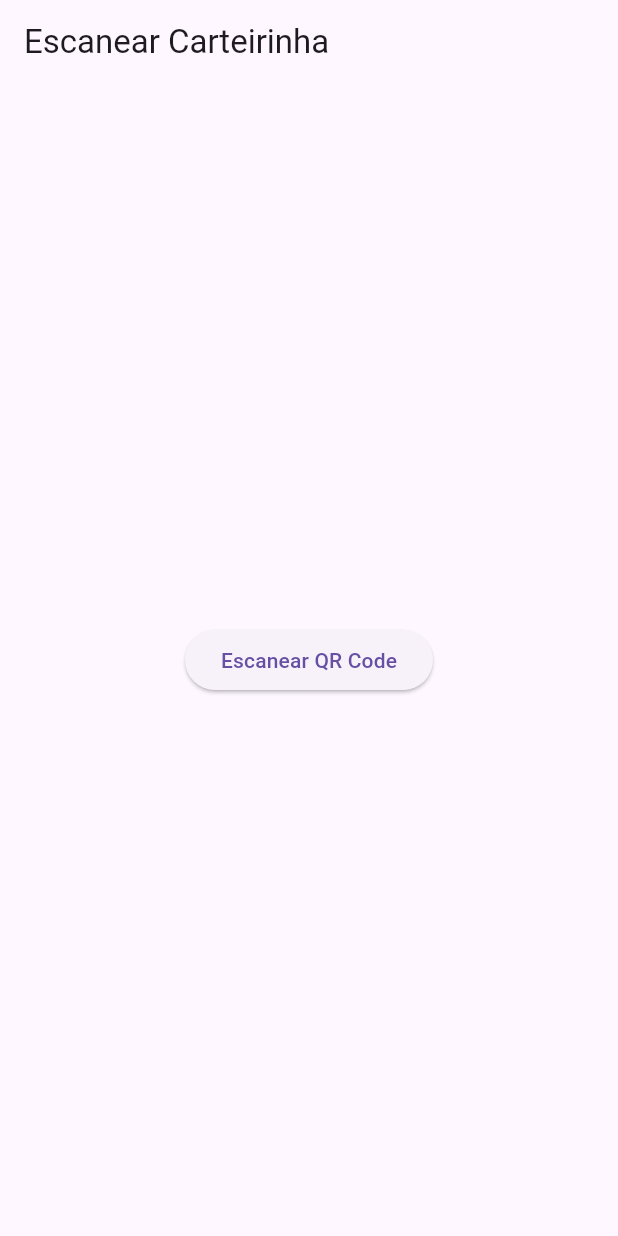
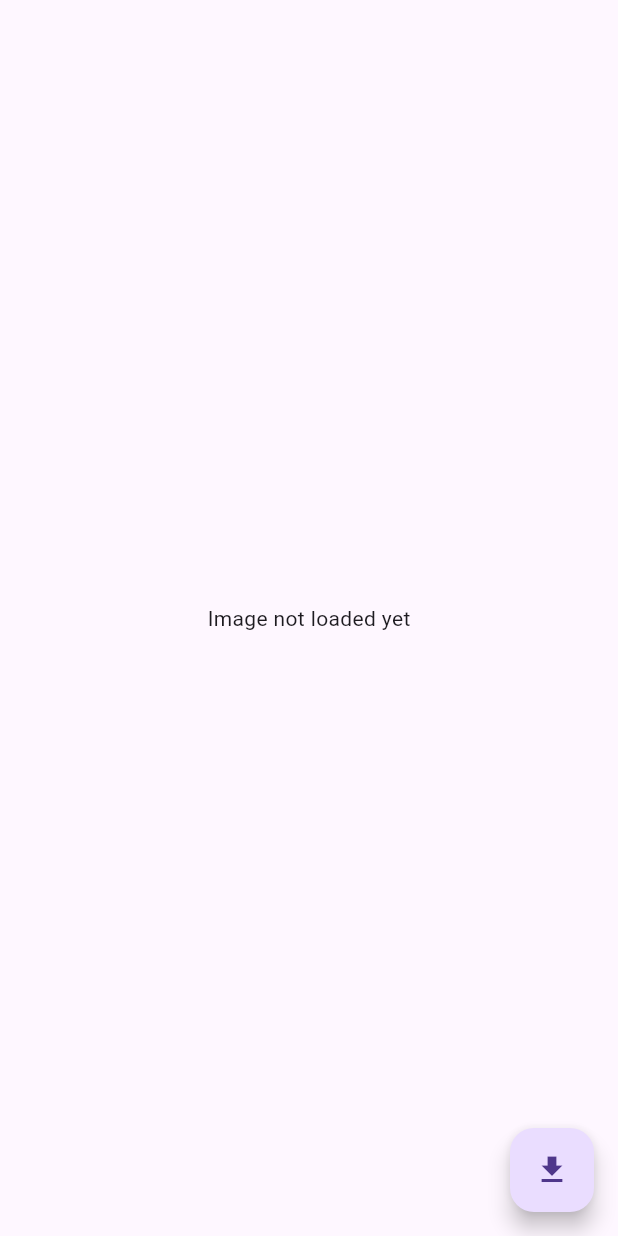
Before and after one commit to pedro-git-projects/carteirinha-digital-flutter, a Flutter app: the screen it shows after launch, on a phone screen of 412 x 824 dp. Run offline on Flutter 3.47's test engine with Material 3 defaults, Android fonts, the phone set to English and light mode, and no system bars; our stand-ins replace flutter_dotenv; missing offline and left inert: mobile_scanner.

Commit message:
qr code fetcher #5|config provider #6

```diff
--- a/lib/main.dart
+++ b/lib/main.dart
@@ -1,14 +1,20 @@
+import 'package:carteirinha_digital/qr_code_fetcher.dart';
 import 'package:carteirinha_digital/screens/qr_code_scanner_screen.dart';
+import 'package:carteirinha_digital/state/config_provider.dart';
 import 'package:carteirinha_digital/state/theme_provider.dart';
 import 'package:flutter/material.dart';
 import 'package:provider/provider.dart';
 
 void main() async {
+  final configProvider = ConfigProvider();
+  await configProvider.loadConfig();
+
   final themeProvider = ThemeProvider();
 
   runApp(
     MultiProvider(
       providers: [
+        ChangeNotifierProvider.value(value: configProvider),
         ChangeNotifierProvider.value(value: themeProvider),
       ],
       child: const MyApp(),
@@ -27,7 +33,7 @@ class MyApp extends StatelessWidget {
       theme: ThemeData(primarySwatch: Colors.blue),
       darkTheme: ThemeData.dark(),
       themeMode: themeProvider.currentThemeMode,
-      home: const QRCodeScannerScreen(),
+      home: const QRCodeWidget(),
     );
   }
 }
--- /dev/null
+++ b/lib/qr_code_fetcher.dart
@@ -0,0 +1,56 @@
+import 'package:carteirinha_digital/state/config_provider.dart';
+import 'package:flutter/material.dart';
+import 'package:http/http.dart' as http;
+import 'dart:io';
+import 'package:path_provider/path_provider.dart';
+import 'package:provider/provider.dart';
+
+class QRCodeWidget extends StatefulWidget {
+  const QRCodeWidget({super.key});
+
+  @override
+  State<QRCodeWidget> createState() => _QRCodeWidgetState();
+}
+
+class _QRCodeWidgetState extends State<QRCodeWidget> {
+  File? _imageFile;
+
+  Future<void> downloadAndSaveImage() async {
+    final config = Provider.of<ConfigProvider>(context, listen: false);
+    final ip = config.ip;
+
+    try {
+      final response = await http.get(Uri.parse('http://$ip:8080/qr-code'));
+
+      if (response.statusCode == 200) {
+        final appDir = await getApplicationDocumentsDirectory();
+        final imageFile = File('${appDir.path}/qr_code.jpg');
+
+        await imageFile.writeAsBytes(response.bodyBytes, flush: true);
+
+        setState(() {
+          _imageFile = imageFile;
+        });
+      } else {
+        print('Failed to download image: ${response.statusCode}');
+      }
+    } catch (error) {
+      print('Error fetching image: $error');
+    }
+  }
+
+  @override
+  Widget build(BuildContext context) {
+    return Scaffold(
+      body: Center(
+        child: _imageFile != null
+            ? Image.file(_imageFile!)
+            : const Text('Image not loaded yet'),
+      ),
+      floatingActionButton: FloatingActionButton(
+        onPressed: downloadAndSaveImage,
+        child: const Icon(Icons.download),
+      ),
+    );
+  }
+}
--- /dev/null
+++ b/lib/state/config_provider.dart
@@ -0,0 +1,12 @@
+import 'package:flutter/material.dart';
+import 'package:flutter_dotenv/flutter_dotenv.dart';
+
+class ConfigProvider extends ChangeNotifier {
+  late String ip;
+
+  Future<void> loadConfig() async {
+    await dotenv.load();
+    ip = dotenv.env['PUBLIC_IP_ADDRESS'] ?? '';
+    notifyListeners();
+  }
+}
```
Also changed, not shown: pubspec.yaml (+6 -69 lines), pubspec.lock, 1 other file.
